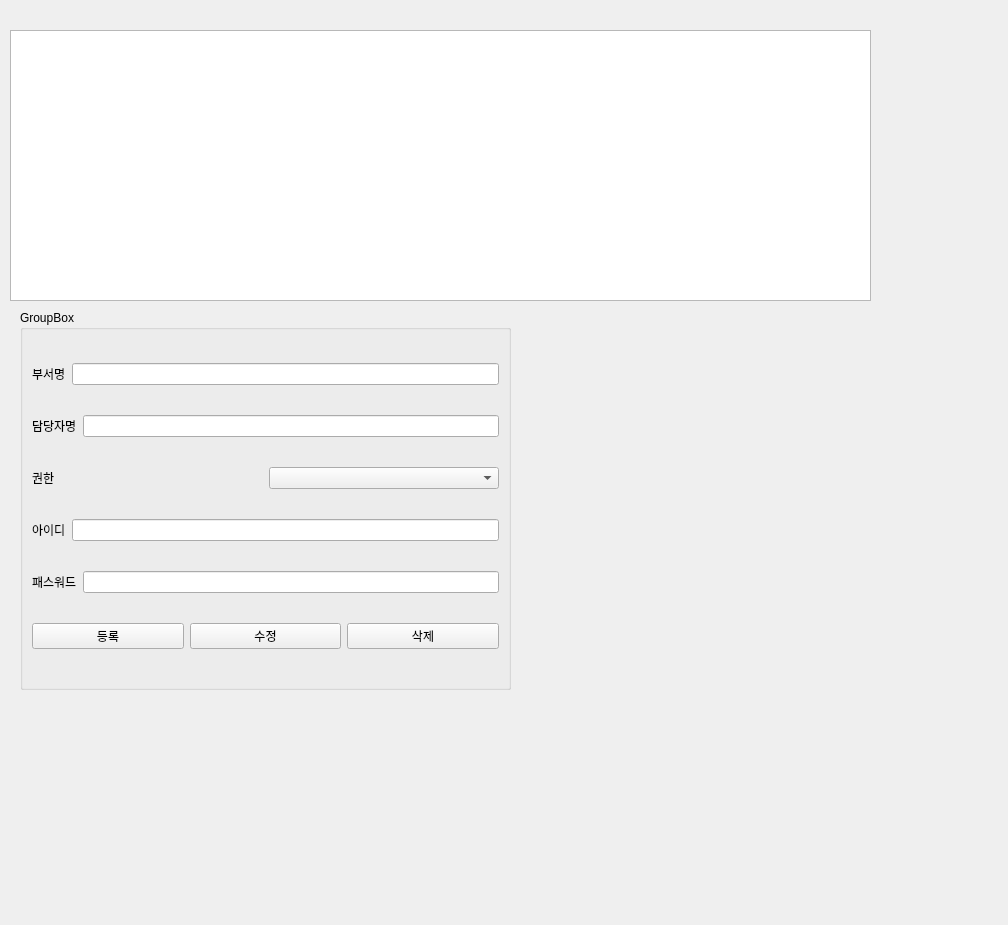
Above: client/main/dept.ui from sharpscar/ok_corp before the change. Below: the same form after it.
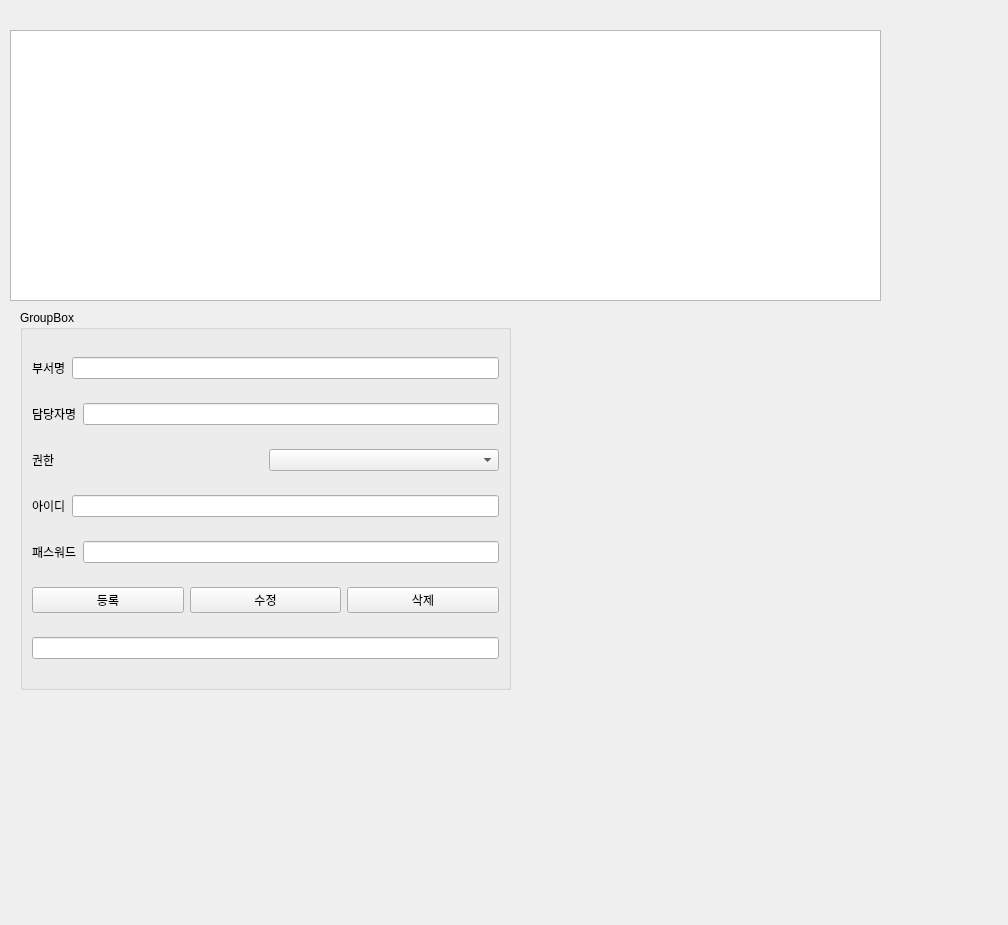
That is the form after the change.

```diff
--- a/client/main/dept.ui
+++ b/client/main/dept.ui
@@ -28,7 +28,7 @@
       <rect>
        <x>10</x>
        <y>10</y>
-       <width>861</width>
+       <width>871</width>
        <height>271</height>
       </rect>
      </property>
@@ -150,6 +150,9 @@
         </item>
        </layout>
       </item>
+      <item>
+       <widget class="QLineEdit" name="res_le"/>
+      </item>
      </layout>
     </widget>
    </widget>
```
Left out of the diff: 2 changed lines with no effect on the pictures.
